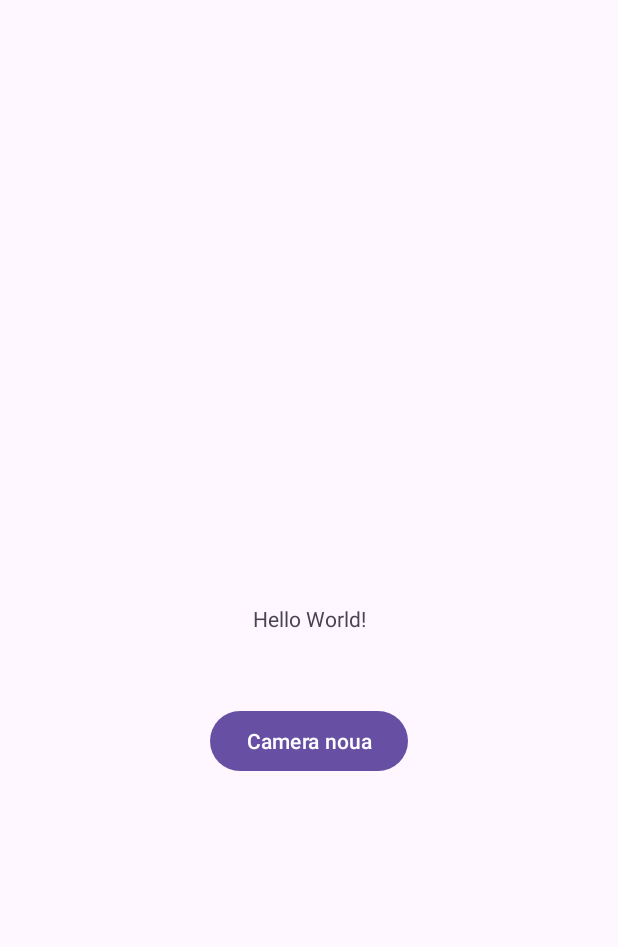
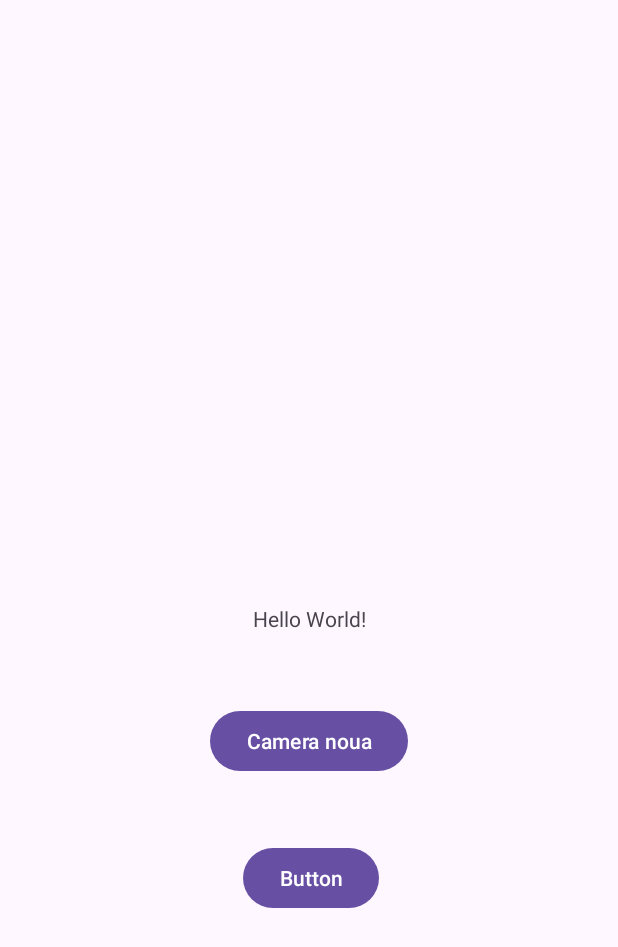
Before and after one commit to corinamihaila30/Mihaila_IoanaCorina_ActivitateDAM2024, an Android app: the screen it shows after launch (MainActivity), on a phone screen of 412 x 824 dp. Shown: the top 947 px of the screen. Run offline under Robolectric (Android 15) with nearby library versions, the phone set to English and light mode, and no system bars; Roboto replaces fonts that are not available here.

Commit message:
Seminar5 online

```diff
--- a/Seminar4/app/src/main/AndroidManifest.xml
+++ b/Seminar4/app/src/main/AndroidManifest.xml
@@ -12,6 +12,9 @@
         android:supportsRtl="true"
         android:theme="@style/Theme.Seminar4"
         tools:targetApi="31">
+        <activity
+            android:name=".ListaCamereRezervate"
+            android:exported="false" />
         <activity
             android:name=".MainActivity2"
             android:exported="false" />
--- a/Seminar4/app/src/main/java/com/example/seminar4/MainActivity.java
+++ b/Seminar4/app/src/main/java/com/example/seminar4/MainActivity.java
@@ -2,20 +2,30 @@ package com.example.seminar4;
 
 import android.content.Intent;
 import android.os.Bundle;
+import android.os.Parcelable;
 import android.view.View;
 import android.widget.Button;
+import android.widget.Toast;
 
 import androidx.activity.EdgeToEdge;
+import androidx.annotation.Nullable;
 import androidx.appcompat.app.AppCompatActivity;
 import androidx.core.graphics.Insets;
 import androidx.core.view.ViewCompat;
 import androidx.core.view.WindowInsetsCompat;
 
+import com.example.seminar4.myclasses.Camera;
+
+import java.util.ArrayList;
+import java.util.List;
+
 public class MainActivity extends AppCompatActivity {
 
+    private List<Camera> listac=null;
     @Override
     protected void onCreate(Bundle savedInstanceState) {
         super.onCreate(savedInstanceState);
+        listac=new ArrayList<>();
         EdgeToEdge.enable(this);
         setContentView(R.layout.activity_main);
         ViewCompat.setOnApplyWindowInsetsListener(findViewById(R.id.main), (v, insets) -> {
@@ -32,6 +42,16 @@ public class MainActivity extends AppCompatActivity {
                 startActivityForResult(it,403);
             }
         });
+
+        Button listaBtn= findViewById(R.id.button3);
+        listaBtn.setOnClickListener(new View.OnClickListener() {
+            @Override
+            public void onClick(View view) {
+                Intent it=new Intent(getApplicationContext(), ListaCamereRezervate.class);
+                it.putParcelableArrayListExtra("camere",(ArrayList<? extends Parcelable>) listac);
+                startActivity(it);
+            }
+        });
     }
 
     @Override
@@ -39,4 +59,16 @@ public class MainActivity extends AppCompatActivity {
         super.onStart();
     }
 
+    @Override
+    protected void onActivityResult(int requestCode, int resultCode, @Nullable Intent data) {
+        super.onActivityResult(requestCode, resultCode, data);
+        if(requestCode==103){
+            if(resultCode==RESULT_OK){
+                Camera camera=data.getParcelableExtra("rezervare");
+                listac.add(camera);
+            }
+        }
+    }
+
+
 }
--- a/Seminar4/app/src/main/res/layout/activity_main.xml
+++ b/Seminar4/app/src/main/res/layout/activity_main.xml
@@ -31,4 +31,18 @@
         app:layout_constraintTop_toBottomOf="@+id/textView"
         app:layout_constraintVertical_bias="0.0" />
 
+    <Button
+        android:id="@+id/button3"
+        android:layout_width="wrap_content"
+        android:layout_height="wrap_content"
+        android:layout_marginStart="162dp"
+        android:layout_marginTop="20dp"
+        android:layout_marginEnd="159dp"
+        android:layout_marginBottom="191dp"
+        android:text="Button"
+        app:layout_constraintBottom_toBottomOf="parent"
+        app:layout_constraintEnd_toEndOf="parent"
+        app:layout_constraintStart_toStartOf="parent"
+        app:layout_constraintTop_toBottomOf="@+id/button" />
+
 </androidx.constraintlayout.widget.ConstraintLayout>
```
Also changed, not shown: Seminar4/app/src/main/java/com/example/seminar4/ListaCamereRezervate.java (added, +62 -0 lines), Seminar4/app/src/main/java/com/example/seminar4/MainActivity2.java (+7 -0 lines), Seminar4/app/src/main/java/com/example/seminar4/myclasses/Camera.java (+57 -1 lines), Seminar4/app/src/main/res/layout/activity_lista_camere_rezervate.xml (added, +17 -0 lines).
